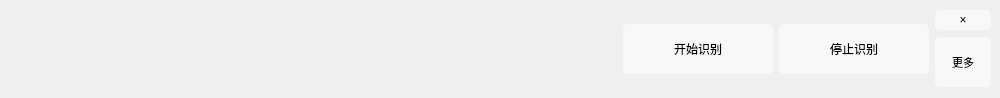
Qt form runtime/core/SOSForWindows/mainwindow.ui (YunyingTech/ShapeOfSound) before a commit.
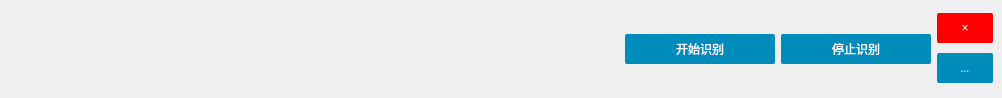
The same form after that commit.

Commit message: Mod the style

```diff
--- a/runtime/core/SOSForWindows/mainwindow.ui
+++ b/runtime/core/SOSForWindows/mainwindow.ui
@@ -6,7 +6,7 @@
    <rect>
     <x>0</x>
     <y>0</y>
-    <width>1000</width>
+    <width>1002</width>
     <height>98</height>
    </rect>
   </property>
@@ -19,6 +19,132 @@
   <property name="styleSheet">
    <string notr="true">QMainWindow{
 	border-radius:20px;
+}
+
+QLabel{
+	font-family: &quot;Microsoft YaHei&quot;;
+	font:14px;
+	text-align:center;
+}
+
+QCheckBox{
+	font-family: &quot;Microsoft YaHei&quot;;
+	font:14px;
+	text-align:center;
+}
+
+QPushButton{
+	border: none;
+	display: inline-block;
+	outline: 0;
+	padding: 8px 18px;
+	vertical-align: middle;
+	overflow: hidden;
+	text-decoration: none;
+	color: #fff;
+	background-color: #008CBA;
+	text-align: center;
+	transition: .2s ease-out;
+	cursor: pointer;
+	white-space: nowrap;
+	box-shadow: 0px 2px 6px rgba(0,0,0,0.12), 0px 1px 2px rgba(0,0,0,0.24);
+	font-family: '微软雅黑';
+	border-radius: 2px;
+}
+
+QPushButton:hover{
+	border: none;
+	display: inline-block;
+	outline: 0;
+	padding: 8px 18px;
+	vertical-align: middle;
+	overflow: hidden;
+	text-decoration: none;
+	color: #fff;
+	background-color: #0080B0;
+	text-align: center;
+	transition: .2s ease-out;
+	cursor: pointer;
+	white-space: nowrap;
+	box-shadow: 0px 2px 6px rgba(0,0,0,0.12), 0px 1px 2px rgba(0,0,0,0.24);
+	font-family: '微软雅黑';
+	border-radius: 2px;
+}
+
+QPushButton:press{
+	border: none;
+	display: inline-block;
+	outline: 0;
+	padding: 8px 18px;
+	vertical-align: middle;
+	overflow: hidden;
+	text-decoration: none;
+	color: #fff;
+	background-color: #0060A0;
+	text-align: center;
+	transition: .2s ease-out;
+	cursor: pointer;
+	white-space: nowrap;
+	box-shadow: 0px 2px 6px rgba(0,0,0,0.12), 0px 1px 2px rgba(0,0,0,0.24);
+	font-family: '微软雅黑';
+	border-radius: 2px;
+}
+
+QToolButton{
+	border: none;
+	display: inline-block;
+	outline: 0;
+	padding: 8px 18px;
+	vertical-align: middle;
+	overflow: hidden;
+	text-decoration: none;
+	color: #fff;
+	background-color: #008CBA;
+	text-align: center;
+	transition: .2s ease-out;
+	cursor: pointer;
+	white-space: nowrap;
+	box-shadow: 0px 2px 6px rgba(0,0,0,0.12), 0px 1px 2px rgba(0,0,0,0.24);
+	font-family: '微软雅黑';
+	border-radius: 2px;
+}
+
+QToolButton:hover{
+	border: none;
+	display: inline-block;
+	outline: 0;
+	padding: 8px 18px;
+	vertical-align: middle;
+	overflow: hidden;
+	text-decoration: none;
+	color: #fff;
+	background-color: #0080B0;
+	text-align: center;
+	transition: .2s ease-out;
+	cursor: pointer;
+	white-space: nowrap;
+	box-shadow: 0px 2px 6px rgba(0,0,0,0.12), 0px 1px 2px rgba(0,0,0,0.24);
+	font-family: '微软雅黑';
+	border-radius: 2px;
+}
+
+QToolButton:press{
+	border: none;
+	display: inline-block;
+	outline: 0;
+	padding: 8px 18px;
+	vertical-align: middle;
+	overflow: hidden;
+	text-decoration: none;
+	color: #fff;
+	background-color: #0060A0;
+	text-align: center;
+	transition: .2s ease-out;
+	cursor: pointer;
+	white-space: nowrap;
+	box-shadow: 0px 2px 6px rgba(0,0,0,0.12), 0px 1px 2px rgba(0,0,0,0.24);
+	font-family: '微软雅黑';
+	border-radius: 2px;
 }</string>
   </property>
   <property name="dockOptions">
@@ -29,17 +155,7 @@
   </property>
   <widget class="QWidget" name="centralwidget">
    <property name="styleSheet">
-    <string notr="true">QPushButton{
-	background-color:rgba(255,255,255,150);
-	border:none;
-	border-radius:5px;
-}
-
-QToolButton{
-	background-color:rgba(255,255,255,150);
-	border:none;
-	border-radius:5px;
-}</string>
+    <string notr="true"/>
    </property>
    <layout class="QHBoxLayout" name="horizontalLayout">
     <item>
@@ -65,7 +181,7 @@
       </property>
       <property name="font">
        <font>
-        <family>.萍方-简</family>
+        <family>Microsoft YaHei</family>
         <pointsize>-1</pointsize>
         <weight>50</weight>
         <italic>false</italic>
@@ -90,17 +206,19 @@
      </widget>
     </item>
     <item>
+     <layout class="QHBoxLayout" name="horizontalLayout_2">
+      <item>
      <widget class="QPushButton" name="pushButton">
       <property name="minimumSize">
        <size>
         <width>150</width>
-        <height>50</height>
+          <height>30</height>
        </size>
       </property>
       <property name="maximumSize">
        <size>
         <width>150</width>
-        <height>50</height>
+          <height>30</height>
        </size>
       </property>
       <property name="sizeIncrement">
@@ -122,13 +240,13 @@
       <property name="minimumSize">
        <size>
         <width>150</width>
-        <height>50</height>
+          <height>30</height>
        </size>
       </property>
       <property name="maximumSize">
        <size>
         <width>150</width>
-        <height>50</height>
+          <height>30</height>
        </size>
       </property>
       <property name="styleSheet">
@@ -146,13 +264,13 @@
         <property name="minimumSize">
          <size>
           <width>56</width>
-          <height>20</height>
+            <height>30</height>
          </size>
         </property>
         <property name="maximumSize">
          <size>
           <width>56</width>
-          <height>20</height>
+            <height>30</height>
          </size>
         </property>
         <property name="sizeIncrement">
@@ -161,6 +279,9 @@
           <height>20</height>
          </size>
         </property>
+          <property name="styleSheet">
+           <string notr="true">background-color:red;</string>
+          </property>
         <property name="text">
          <string>×</string>
         </property>
@@ -174,18 +295,21 @@
         <property name="minimumSize">
          <size>
           <width>56</width>
-          <height>50</height>
+            <height>30</height>
          </size>
         </property>
         <property name="maximumSize">
          <size>
           <width>56</width>
-          <height>50</height>
+            <height>30</height>
          </size>
         </property>
         <property name="font">
          <font>
+            <family>微软雅黑</family>
           <pointsize>8</pointsize>
+            <underline>false</underline>
+            <strikeout>false</strikeout>
          </font>
         </property>
         <property name="text">
@@ -198,6 +322,8 @@
          </size>
         </property>
        </widget>
+        </item>
+       </layout>
       </item>
      </layout>
     </item>
```
Lines whose indentation alone changed are shown as unchanged. The commit also changes 17 other files.
